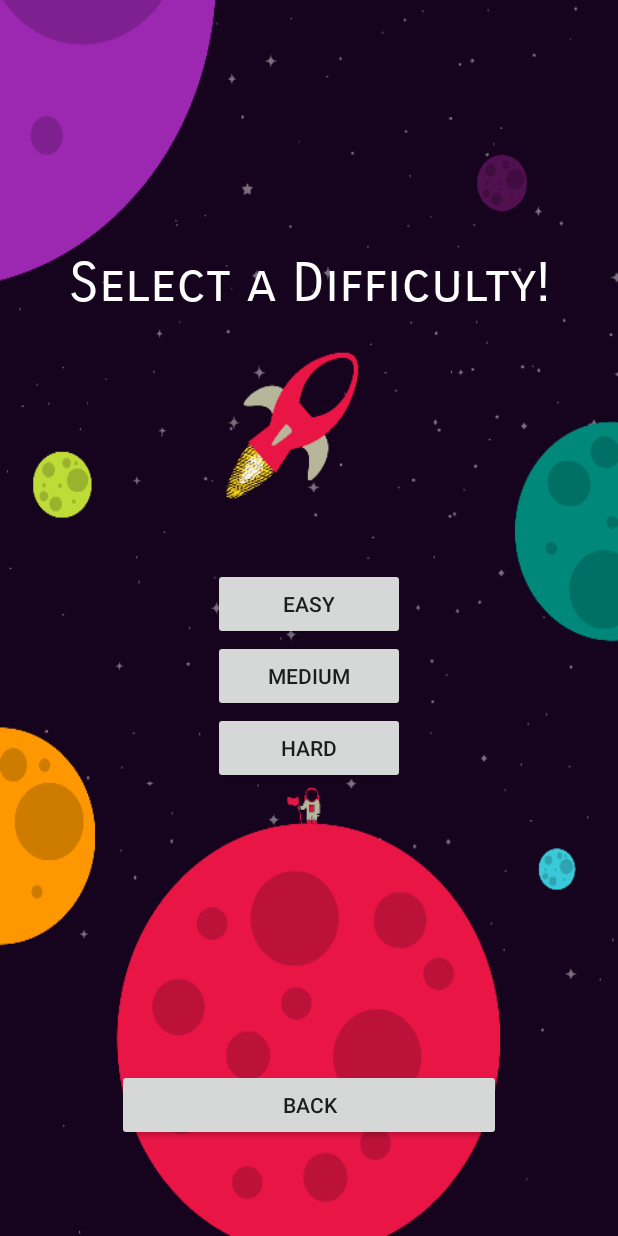
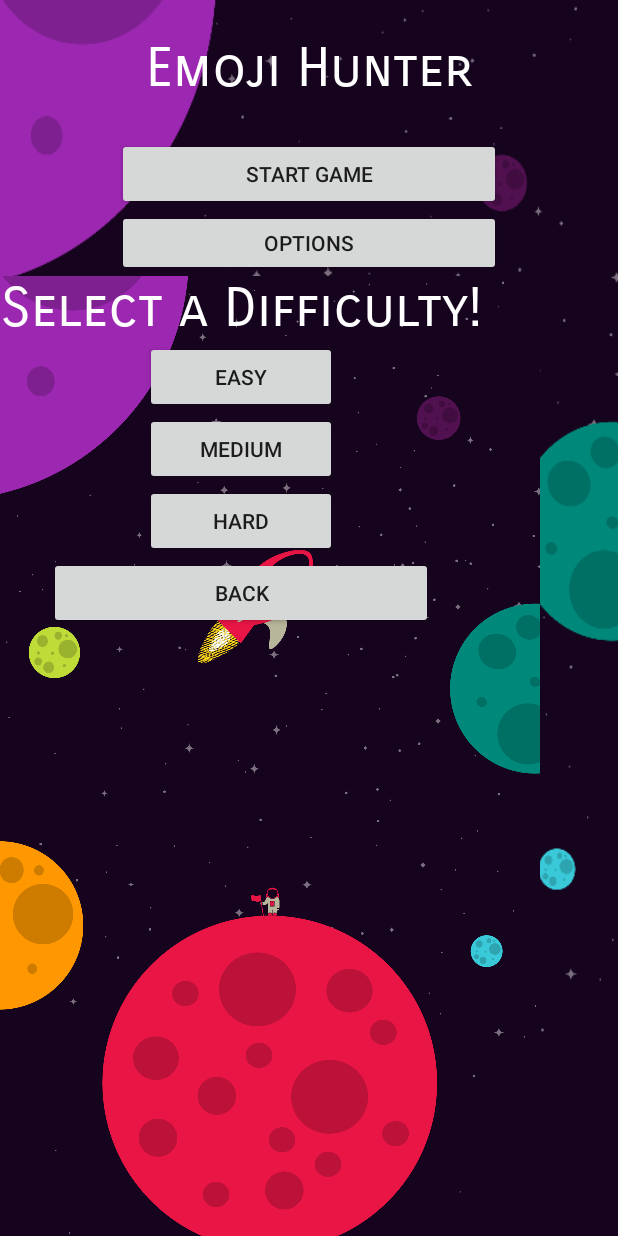
Before and after one commit to skylerreimer/Emoji-Hunter, an Android app: the screen it shows after launch (MainActivity), after a tap on "START GAME", on a phone screen of 412 x 824 dp. Run offline under Robolectric (Android 15) with nearby library versions, the phone set to English and light mode, and no system bars; 3 statements that could not run were skipped.

```diff
--- a/app/src/main/java/com/skylerreimer/hackathon2016/MainActivity.java
+++ b/app/src/main/java/com/skylerreimer/hackathon2016/MainActivity.java
@@ -3,9 +3,16 @@ package com.skylerreimer.hackathon2016;
 import android.content.Intent;
 import android.media.MediaPlayer;
 import android.net.Uri;
+import android.os.Build;
 import android.os.Bundle;
 import android.support.v7.app.AppCompatActivity;
+import android.transition.Fade;
+import android.transition.Scene;
+import android.transition.Transition;
+import android.transition.TransitionInflater;
+import android.transition.TransitionManager;
 import android.view.View;
+import android.view.ViewGroup;
 import android.view.Window;
 import android.view.WindowManager;
 import android.widget.Button;
@@ -47,6 +54,7 @@ public class MainActivity extends AppCompatActivity {
         // ATTENTION: This was auto-generated to implement the App Indexing API.
         // See https://g.co/AppIndexing/AndroidStudio for more information.
         AppIndex.AppIndexApi.start(client, getIndexApiAction());
+
     }
 
     @Override
@@ -61,14 +69,24 @@ public class MainActivity extends AppCompatActivity {
         client.disconnect();
     }
 
-
+    private Transition createFadeTransition() {
+        Transition fadeTransition = new Fade();
+        return  fadeTransition;
+    }
     public void closeApp(View view) {
         moveTaskToBack(true);
         MainActivity.this.finish();
     }
 
     public void startButton(View view) {
-        setContentView(R.layout.difficulty_select);
+
+        if (Build.VERSION.SDK_INT > 19) {
+            ViewGroup mSceneRoot = (ViewGroup) findViewById(R.id.scene_root);
+            Scene diffScreen = Scene.getSceneForLayout(mSceneRoot, R.layout.difficulty_select, this);
+            TransitionManager.go(diffScreen, createFadeTransition());
+        } else {
+            setContentView(R.layout.difficulty_select);
+        }
     }
 
     public void extraButton(View view) {
--- a/app/src/main/res/layout/activity_main.xml
+++ b/app/src/main/res/layout/activity_main.xml
@@ -93,6 +93,12 @@
             </LinearLayout>
 
         </LinearLayout>
+        <FrameLayout
+            android:id="@+id/scene_root"
+            android:layout_width="wrap_content"
+            android:layout_height="wrap_content">
+
+        </FrameLayout>
     </LinearLayout>
 
 </android.support.design.widget.CoordinatorLayout>
```
